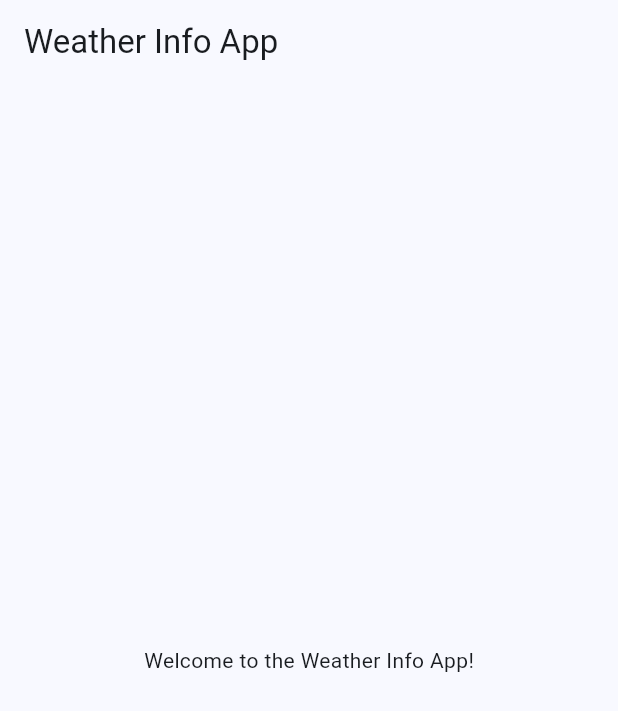
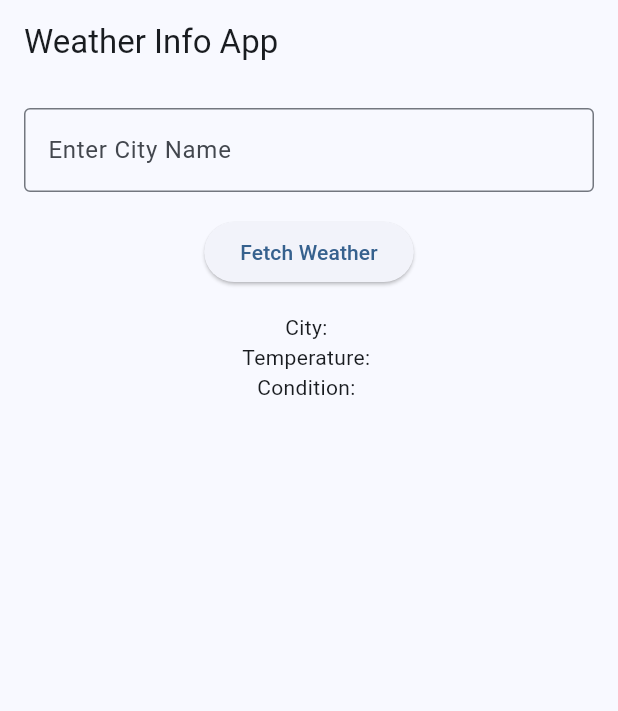
Before and after one commit to ChrishelleC/weather_app, a Flutter app: the screen it shows after launch, on a phone screen of 412 x 824 dp. Shown: the top 711 px of the screen. Run offline on Flutter 3.47's test engine with Material 3 defaults, Android fonts, the phone set to English and light mode, and no system bars.

Commit message:
Basic UI with input field and button.

```diff
--- a/lib/main.dart
+++ b/lib/main.dart
@@ -20,8 +20,15 @@ class WeatherInfoApp extends StatelessWidget {
   }
 }
 
-class WeatherHomePage extends StatelessWidget {
+class WeatherHomePage extends StatefulWidget {
   const WeatherHomePage({super.key});
+
+  @override
+  State<WeatherHomePage> createState() => _WeatherHomePageState();
+}
+
+class _WeatherHomePageState extends State<WeatherHomePage> {
+  final TextEditingController _cityController = TextEditingController();
 
   @override
   Widget build(BuildContext context) {
@@ -29,8 +36,28 @@ class WeatherHomePage extends StatelessWidget {
       appBar: AppBar(
         title: const Text('Weather Info App'),
       ),
-      body: const Center(
-        child: Text('Welcome to the Weather Info App!'),
+      body: Padding(
+        padding: const EdgeInsets.all(16.0),
+        child: Column(
+          children: [
+            TextField(
+              controller: _cityController,
+              decoration: const InputDecoration(
+                labelText: 'Enter City Name', // Activity 2.a: Button to input the City Name.
+                border: OutlineInputBorder(),
+              ),
+            ),
+            const SizedBox(height: 16),
+            ElevatedButton(
+              onPressed: () {},
+              child: const Text('Fetch Weather'),  // Activity 2.b: Add a FlatButton or ElevatedButton labeled "Fetch Weather".
+            ),
+            const SizedBox(height: 16),
+            const Text('City: '),   // Activity2.c: Add placeholder for diplaying weather data like: city.
+            const Text('Temperature: '), // Tempeture.
+            const Text('Condition: '), // Weather condition.
+          ],
+        ),
       ),
     );
   }
```
